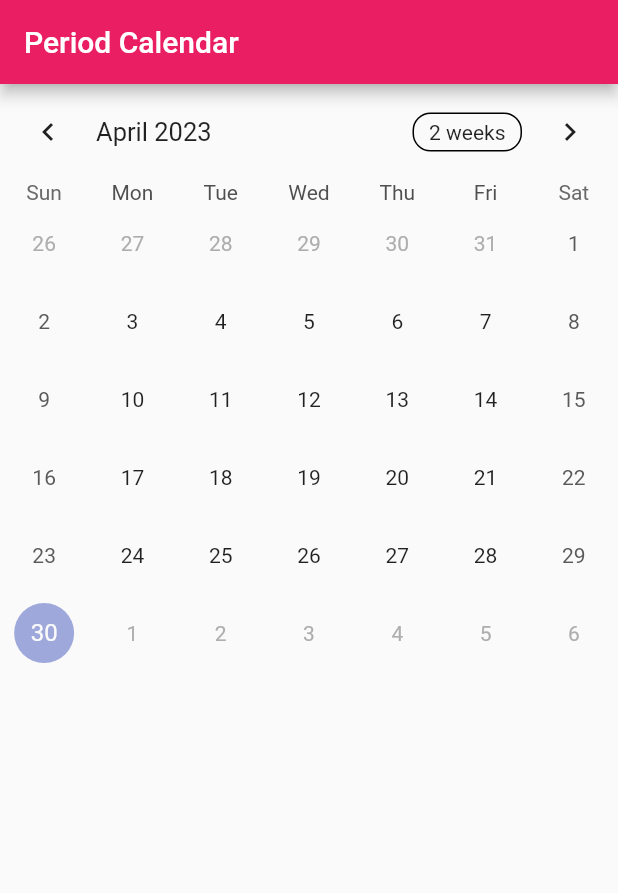
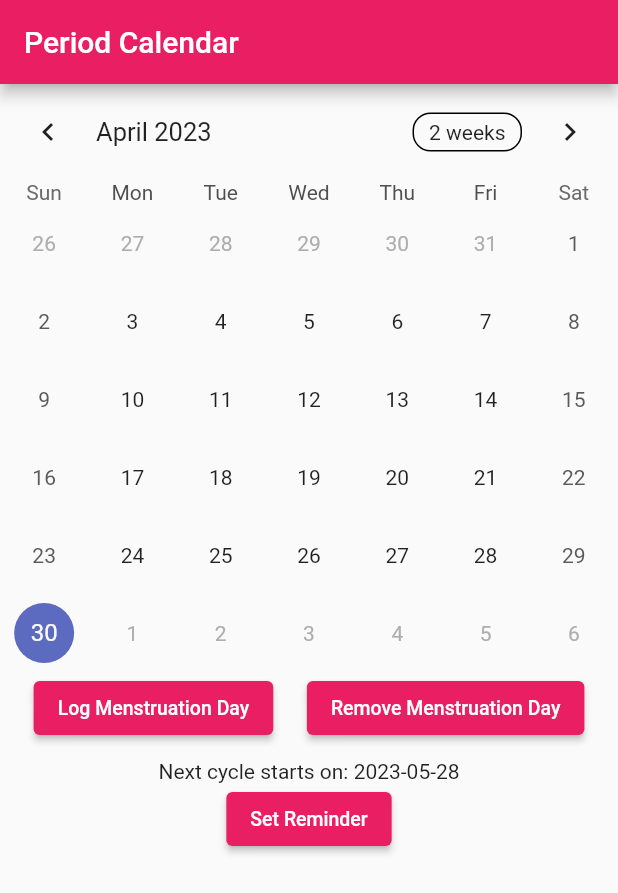
Before and after one commit to Utsal143/MenoPal, a Flutter app: the PeriodCalendar screen opened directly, on a phone screen of 412 x 824 dp. Shown: the top 893 px of the screen. Run offline on Flutter 3.47's test engine with Material 2 defaults, Android fonts, the light colour scheme and no system bars; drawn by our look-alikes of table_calendar; our stand-ins replace cloud_firestore, firebase_auth, firebase_core, fluttertoast; accounts and stored records are empty.

Commit message:
Calender Design updated

```diff
--- a/lib/screens/Calendar.dart
+++ b/lib/screens/Calendar.dart
@@ -2,7 +2,7 @@ import 'package:flutter/material.dart';
 import 'package:table_calendar/table_calendar.dart';
 
 class PeriodCalendar extends StatefulWidget {
-  const PeriodCalendar({super.key});
+  const PeriodCalendar({Key? key}) : super(key: key);
 
   @override
   State<PeriodCalendar> createState() => _PeriodCalendarState();
@@ -13,11 +13,54 @@ class _PeriodCalendarState extends State<PeriodCalendar> {
   DateTime _focusedDay = DateTime.now();
   DateTime? _selectedDate;
 
+  List<DateTime> _menstruationDates = []; // List of menstruation dates
+  int _cycleLength = 28; // Average menstrual cycle length is 28 days
+
   @override
   void initState() {
-    // TODO: implement initState
     super.initState();
     _selectedDate = _focusedDay;
+  }
+
+  void _onDaySelected(DateTime selectedDay, DateTime focusedDay) {
+    setState(() {
+      _selectedDate = selectedDay;
+    });
+  }
+
+  void _addMenstruationDate(DateTime date) {
+    setState(() {
+      _menstruationDates.add(date);
+    });
+  }
+
+  void _removeMenstruationDate(DateTime date) {
+    setState(() {
+      _menstruationDates.remove(date);
+    });
+  }
+
+  DateTime _getNextCycleStartDate() {
+    if (_menstruationDates.isEmpty) {
+      return _focusedDay.add(Duration(days: _cycleLength));
+    } else {
+      DateTime lastMenstruationDate = _menstruationDates.last;
+      return lastMenstruationDate.add(Duration(days: _cycleLength));
+    }
+  }
+
+  void _scheduleNotification(DateTime notificationDate) {
+    // TODO: Implement notification scheduling
+  }
+
+  List<DateTime> _getMenstruationDaysInRange(DateTime start, DateTime end) {
+    List<DateTime> menstruationDays = [];
+    for (DateTime date in _menstruationDates) {
+      if (date.isAfter(end)) break;
+      if (date.isBefore(start)) continue;
+      menstruationDays.add(date);
+    }
+    return menstruationDays;
   }
 
   @override
@@ -25,12 +68,55 @@ class _PeriodCalendarState extends State<PeriodCalendar> {
     return Scaffold(
       appBar:
           AppBar(backgroundColor: Colors.pink, title: Text("Period Calendar")),
-      body: Column(children: [
-        TableCalendar(
+      body: Column(
+        children: [
+          TableCalendar(
             focusedDay: _focusedDay,
             firstDay: DateTime(2020),
-            lastDay: DateTime(2030))
-      ]),
+            lastDay: DateTime(2030),
+            calendarFormat: _calendarFormat,
+            onFormatChanged: (format) {
+              setState(() {
+                _calendarFormat = format;
+              });
+            },
+            selectedDayPredicate: (day) {
+              return isSameDay(_selectedDate, day);
+            },
+            onDaySelected: _onDaySelected,
+            //eventLoader: _getMenstruationDaysInRange,
+          ),
+          Row(
+            mainAxisAlignment: MainAxisAlignment.spaceEvenly,
+            children: [
+              ElevatedButton(
+                onPressed: () => _addMenstruationDate(_selectedDate!),
+                child: Text(
+                  "Log Menstruation Day",
+                  style: TextStyle(fontSize: 13),
+                ),
+              ),
+              ElevatedButton(
+                onPressed: () => _removeMenstruationDate(_selectedDate!),
+                child: Text(
+                  "Remove Menstruation Day",
+                  style: TextStyle(fontSize: 13),
+                ),
+              ),
+            ],
+          ),
+          SizedBox(height: 10),
+          Text(
+              "Next cycle starts on: ${_getNextCycleStartDate().toString().substring(0, 10)}"),
+          ElevatedButton(
+            onPressed: () => _scheduleNotification(_getNextCycleStartDate()),
+            child: Text(
+              "Set Reminder",
+              style: TextStyle(fontSize: 13),
+            ),
+          ),
+        ],
+      ),
     );
   }
 }
```
Also changed, not shown: lib/model/period_date_model.dart (added, +29 -0 lines).
